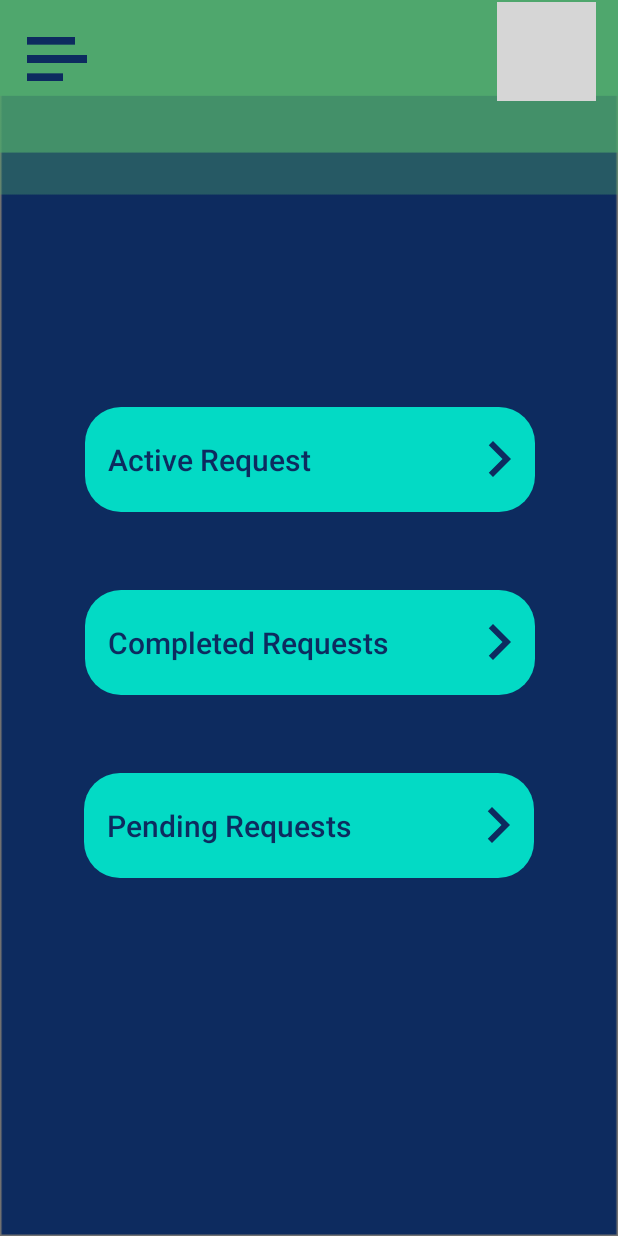
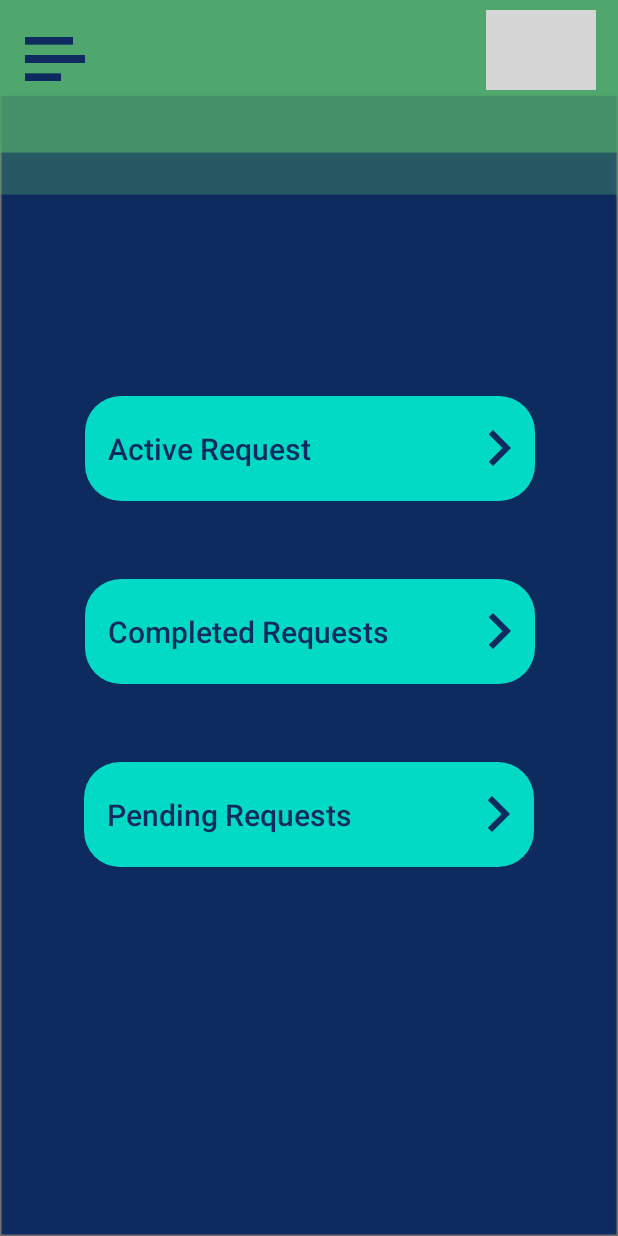
Before and after one commit to yash-61016/ServiceHub, an Android app: the ServiceProviderMainScreen screen opened directly, with no data from a screen before it, on a phone screen of 412 x 824 dp. Run offline under Robolectric (Android 15) with nearby library versions, the phone set to English and light mode, and no system bars; our stand-ins replace CircleImageView, Firebase (no records; nobody signed in at launch, a user with empty details on screens opened directly), Picasso, navigation-ui; pictures from the network do not load; 3 statements that could not run were skipped; grey boxes are pictures that could not be loaded.

Commit message:
hotfixes8

```diff
--- a/app/src/main/java/uk/ac/tees/w9336459/servicehub/U_MainScreen.java
+++ b/app/src/main/java/uk/ac/tees/w9336459/servicehub/U_MainScreen.java
@@ -224,6 +224,7 @@ public class U_MainScreen extends AppCompatActivity {
                 protected void populateViewHolder(UsersViewHolder usersViewHolder, ServiceProviders2 users, int i) {
 
                     usersViewHolder.setDetails(users.getFirstname(),users.getLastname(), users.getSkills(), users.getProfilepicture());
+
                 }
             };
 
--- a/app/src/main/res/layout/activity_service_provider_main_screen.xml
+++ b/app/src/main/res/layout/activity_service_provider_main_screen.xml
@@ -10,8 +10,9 @@
 
     <de.hdodenhof.circleimageview.CircleImageView
         android:id="@+id/SP_MS_profile_image"
-        android:layout_width="66dp"
-        android:layout_height="66dp"
+        android:layout_width="73dp"
+        android:layout_height="53dp"
+        android:layout_marginTop="5dp"
         android:src="@drawable/animoji"
         app:civ_border_color="@color/blue"
         app:civ_border_width="4dp"
```
